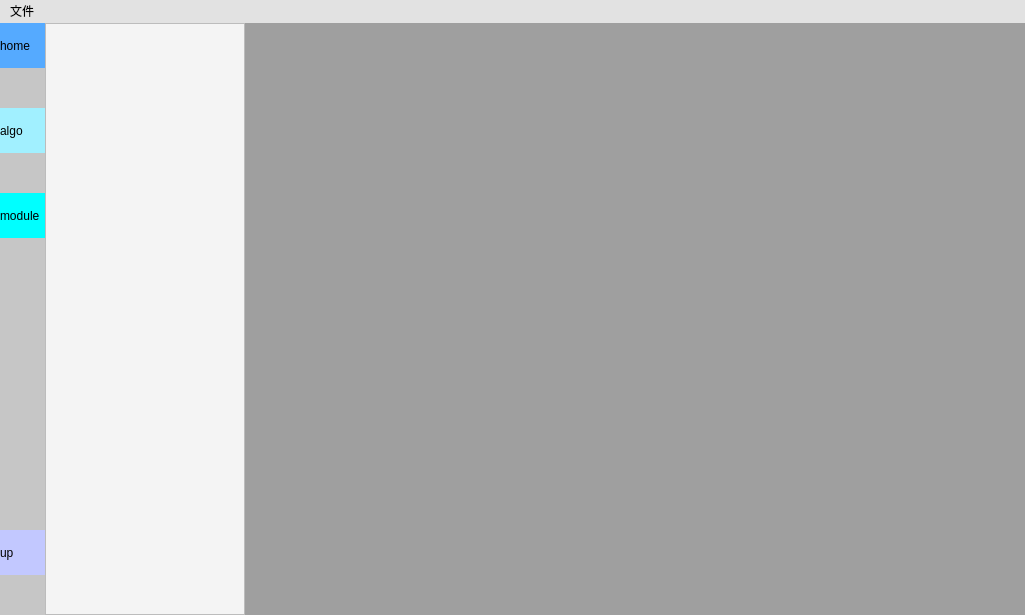
First picture: the form in mainwindow.ui, repository build4eye/build4eye, before the edit.
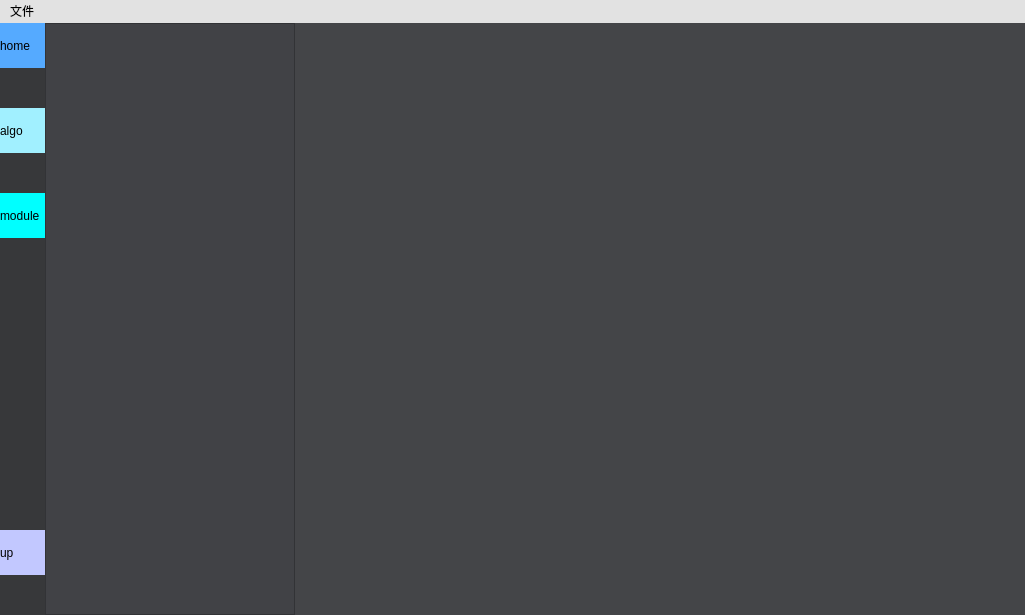
Second picture: the form after the edit.

Diff of the .ui file:
```diff
--- a/mainwindow.ui
+++ b/mainwindow.ui
@@ -64,7 +64,8 @@
          </size>
         </property>
         <property name="styleSheet">
-         <string notr="true">background-color: rgb(198, 198, 198);</string>
+         <string notr="true">background-color: rgb(55, 56, 58);
+</string>
         </property>
         <layout class="QFormLayout" name="formLayout">
          <property name="rowWrapPolicy">
@@ -254,16 +255,19 @@
        <widget class="QListWidget" name="listWidget">
         <property name="minimumSize">
          <size>
-          <width>200</width>
+          <width>250</width>
           <height>0</height>
          </size>
         </property>
         <property name="maximumSize">
          <size>
-          <width>200</width>
+          <width>250</width>
           <height>16777215</height>
          </size>
         </property>
+        <property name="styleSheet">
+         <string notr="true">background-color: rgb(65, 66, 70);</string>
+        </property>
        </widget>
       </item>
       <item>
@@ -271,6 +275,15 @@
         <property name="styleSheet">
          <string notr="true"/>
         </property>
+        <property name="background">
+         <brush brushstyle="SolidPattern">
+          <color alpha="240">
+           <red>57</red>
+           <green>58</green>
+           <blue>62</blue>
+          </color>
+         </brush>
+        </property>
        </widget>
       </item>
      </layout>
```
Left out of the diff: 2 changed lines with no effect on the pictures.
